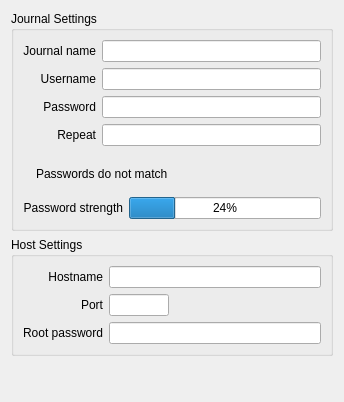
Old version of the form ui/mysqljournalpage.ui in the repository pwizard2/robojournal.
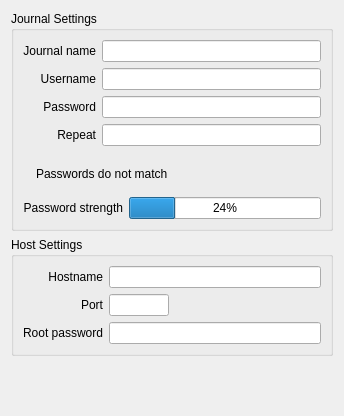
New version of the form. Icons and pictures are not drawn.

```diff
--- a/ui/mysqljournalpage.ui
+++ b/ui/mysqljournalpage.ui
@@ -7,7 +7,7 @@
     <x>0</x>
     <y>0</y>
     <width>344</width>
-    <height>402</height>
+    <height>416</height>
    </rect>
   </property>
   <property name="windowTitle">
@@ -281,7 +281,7 @@
      <property name="sizeHint" stdset="0">
       <size>
        <width>20</width>
-       <height>5</height>
+       <height>1</height>
       </size>
      </property>
     </spacer>
```
